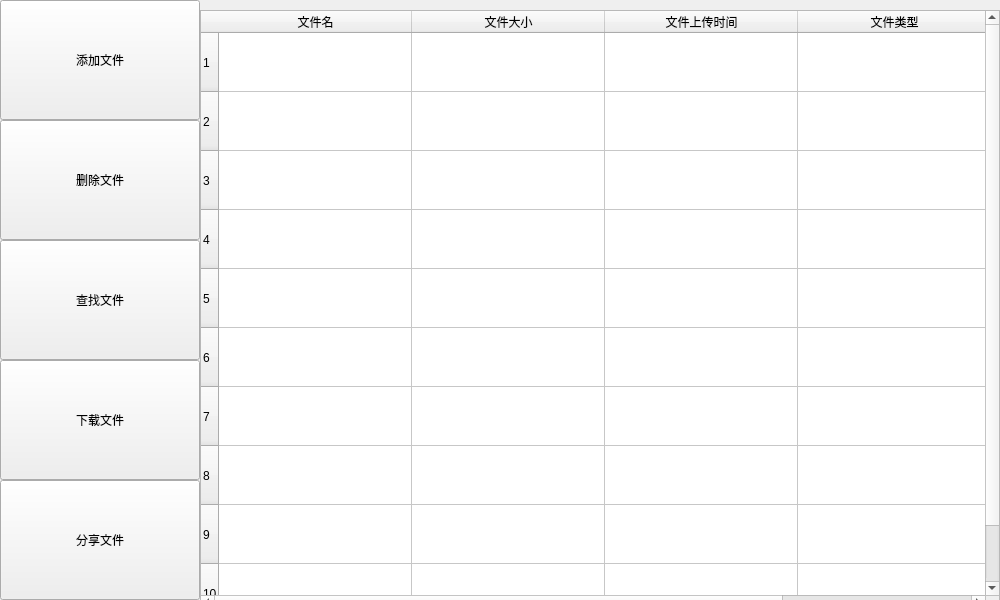
shenluotaojiu/disk_client, file diskClient/widget.ui: the form before one commit.
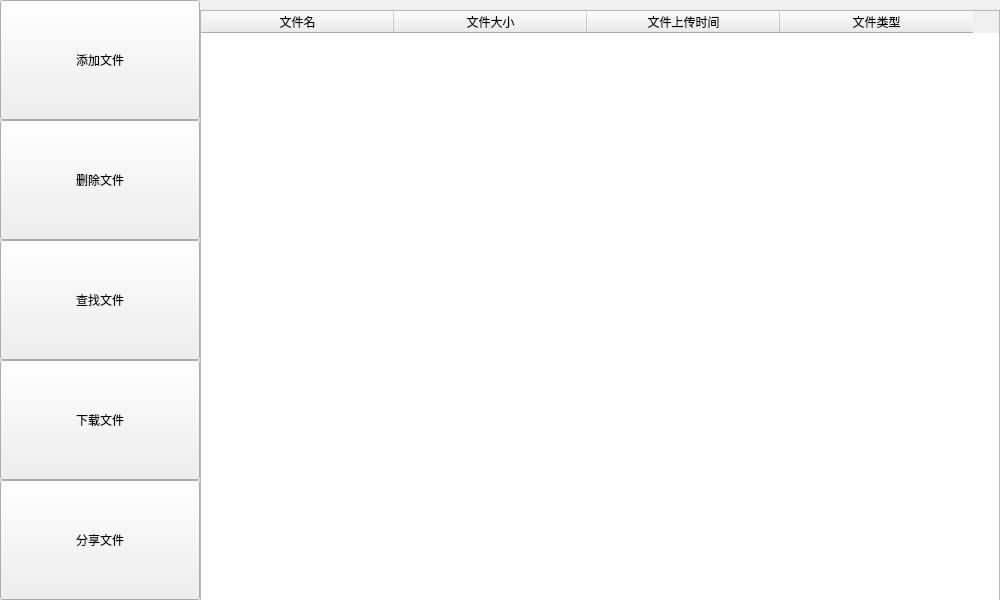
The form after the commit.

Patch:
```diff
--- a/diskClient/widget.ui
+++ b/diskClient/widget.ui
@@ -116,7 +116,7 @@
      </rect>
     </property>
     <property name="rowCount">
-     <number>10</number>
+     <number>0</number>
     </property>
     <attribute name="horizontalHeaderMinimumSectionSize">
      <number>25</number>
@@ -130,16 +130,6 @@
     <attribute name="verticalHeaderDefaultSectionSize">
      <number>59</number>
     </attribute>
-    <row/>
-    <row/>
-    <row/>
-    <row/>
-    <row/>
-    <row/>
-    <row/>
-    <row/>
-    <row/>
-    <row/>
     <column>
      <property name="text">
       <string>文件名</string>
```
Left out of the diff: 3 changed lines with no effect on the pictures.
